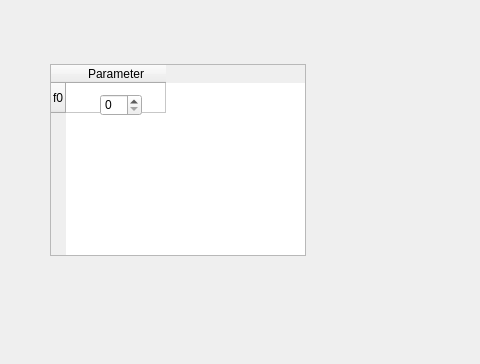
Before: the Qt Designer form mainwindow.ui in vhock/Phase-locked-Loop, drawn with Qt 5; both pictures show x 0 to 480 and y 236 to 600 of the 800 by 600 pixel window.
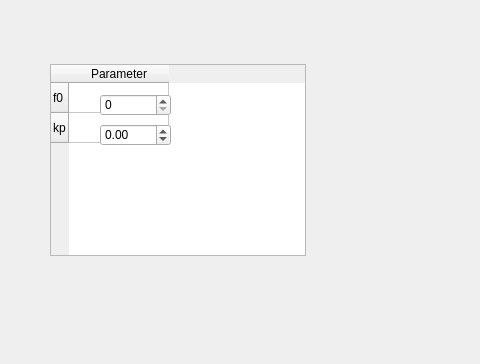
After: the same form once the commit is applied.

```diff
--- a/mainwindow.ui
+++ b/mainwindow.ui
@@ -123,10 +123,16 @@
      <rect>
       <x>100</x>
       <y>330</y>
-      <width>42</width>
+      <width>71</width>
       <height>22</height>
      </rect>
     </property>
+    <property name="suffix">
+     <string/>
+    </property>
+    <property name="maximum">
+     <number>429496729</number>
+    </property>
    </widget>
    <widget class="QLabel" name="label">
     <property name="geometry">
@@ -158,12 +164,36 @@
       <string>f0</string>
      </property>
     </row>
+    <row>
+     <property name="text">
+      <string>kp</string>
+     </property>
+    </row>
     <column>
      <property name="text">
       <string>Parameter</string>
      </property>
     </column>
    </widget>
+   <widget class="QDoubleSpinBox" name="doubleSpinBox">
+    <property name="geometry">
+     <rect>
+      <x>100</x>
+      <y>360</y>
+      <width>71</width>
+      <height>22</height>
+     </rect>
+    </property>
+    <property name="minimum">
+     <double>-30000.000000000000000</double>
+    </property>
+    <property name="maximum">
+     <double>30000.000000000000000</double>
+    </property>
+    <property name="singleStep">
+     <double>0.100000000000000</double>
+    </property>
+   </widget>
    <zorder>tableWidget</zorder>
    <zorder>ipAddress</zorder>
    <zorder>connectButton</zorder>
@@ -175,6 +205,7 @@
    <zorder>commandBox</zorder>
    <zorder>pll1_f0_box</zorder>
    <zorder>label</zorder>
+   <zorder>doubleSpinBox</zorder>
   </widget>
   <widget class="QMenuBar" name="menubar">
    <property name="geometry">
```
